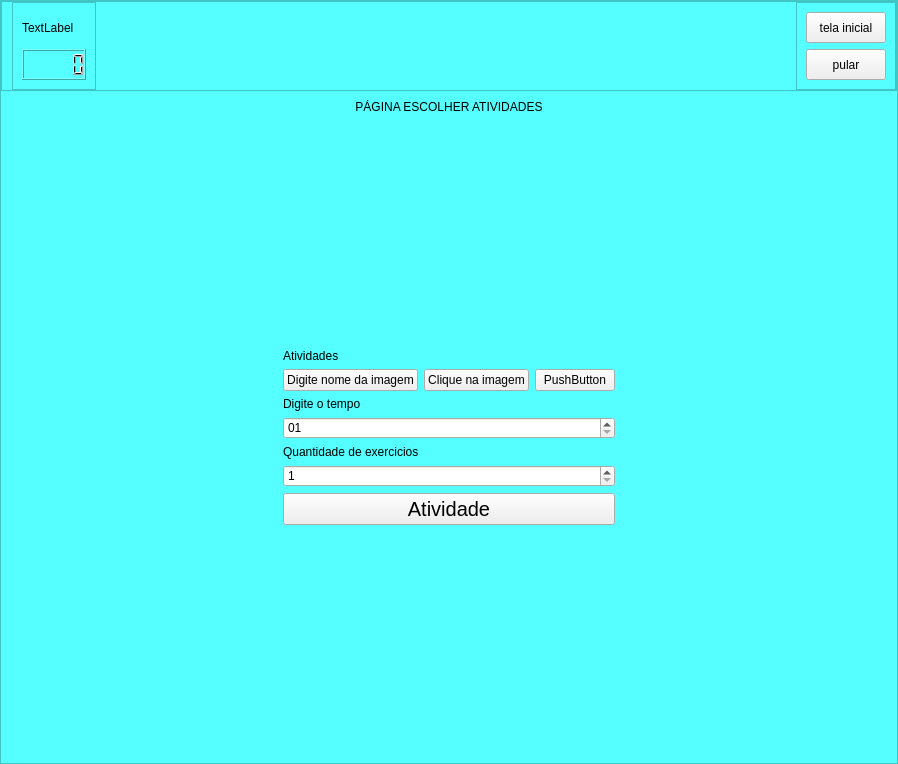
Above: App/Desenvolvimento/src/main/python/mainUi.ui from wesleyrodrigues/TCC before the change. Below: the same form after it.
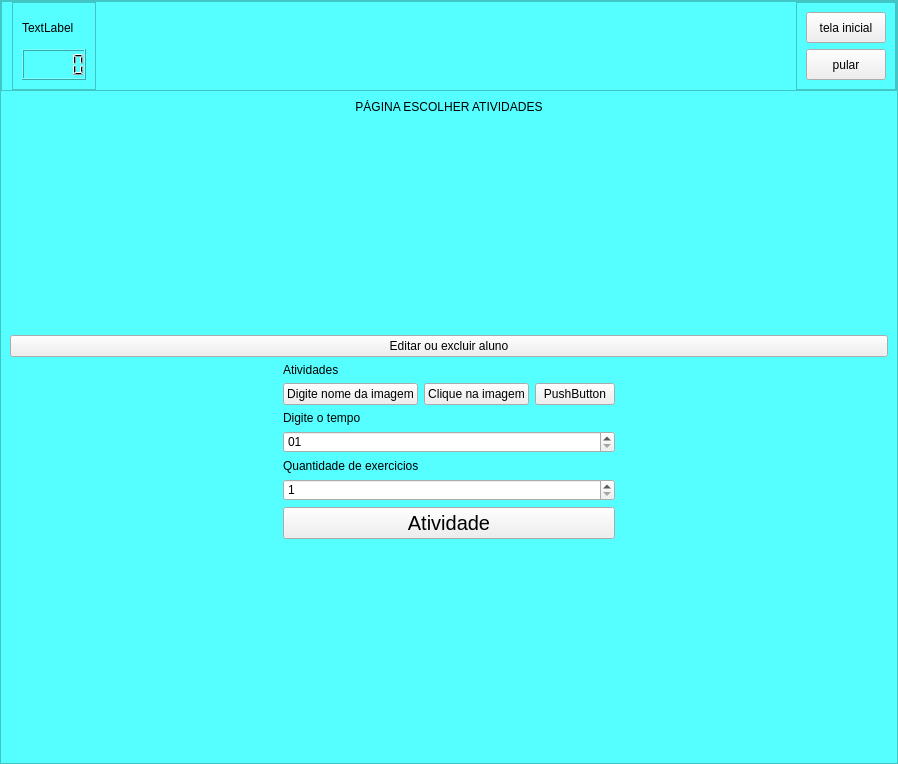
That is the form after the change. The open tabs and pages were chosen to show the change. Icons and pictures are not drawn.

Commit message: Iniciado desenvolvimento da função editar e excluir aluno

Diff of the .ui file:
```diff
--- a/App/Desenvolvimento/src/main/python/mainUi.ui
+++ b/App/Desenvolvimento/src/main/python/mainUi.ui
@@ -1124,6 +1124,13 @@
                  </property>
                 </spacer>
                </item>
+               <item>
+                <widget class="QPushButton" name="btn_tela_editar_aluno">
+                 <property name="text">
+                  <string>Editar ou excluir aluno</string>
+                 </property>
+                </widget>
+               </item>
                <item>
                 <layout class="QHBoxLayout" name="horizontalLayout">
                  <item>
```
Left out of the diff: 4 changed lines with no effect on the pictures. The commit also changes 10 other files.
